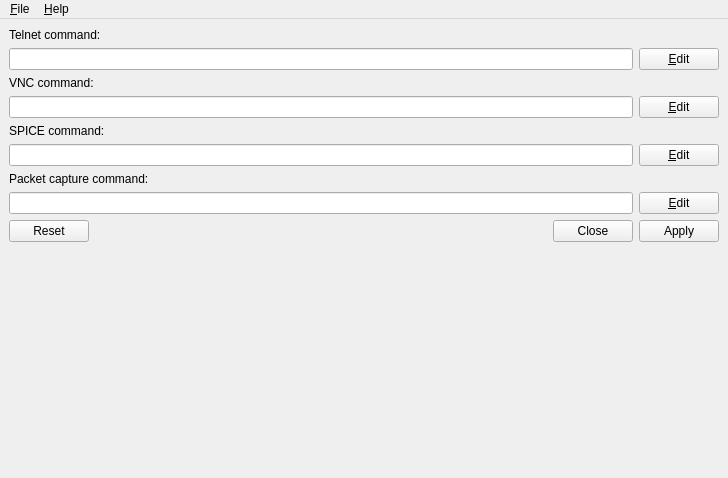
GNS3/gns3-webclient-pack, file gns3_webclient_pack/ui/main_window.ui: the form before one commit.
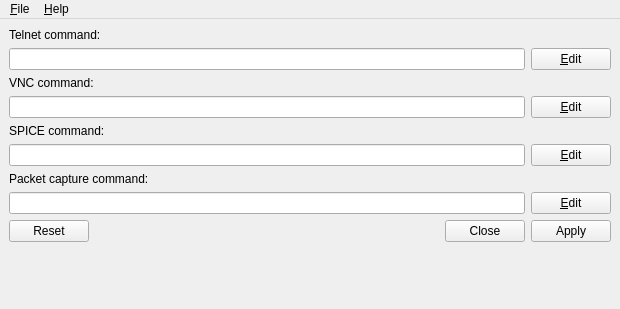
The form after the commit. Icons and pictures are not drawn.

```diff
--- a/gns3_webclient_pack/ui/main_window.ui
+++ b/gns3_webclient_pack/ui/main_window.ui
@@ -9,8 +9,8 @@
    <rect>
     <x>0</x>
     <y>0</y>
-    <width>728</width>
-    <height>478</height>
+    <width>620</width>
+    <height>309</height>
    </rect>
   </property>
   <property name="windowTitle">
@@ -233,8 +233,8 @@
     <rect>
      <x>0</x>
      <y>0</y>
-     <width>728</width>
-     <height>42</height>
+     <width>620</width>
+     <height>22</height>
     </rect>
    </property>
    <widget class="QMenu" name="uiFileMenu">
```
Left out of the diff: 6 changed lines with no effect on the pictures.
